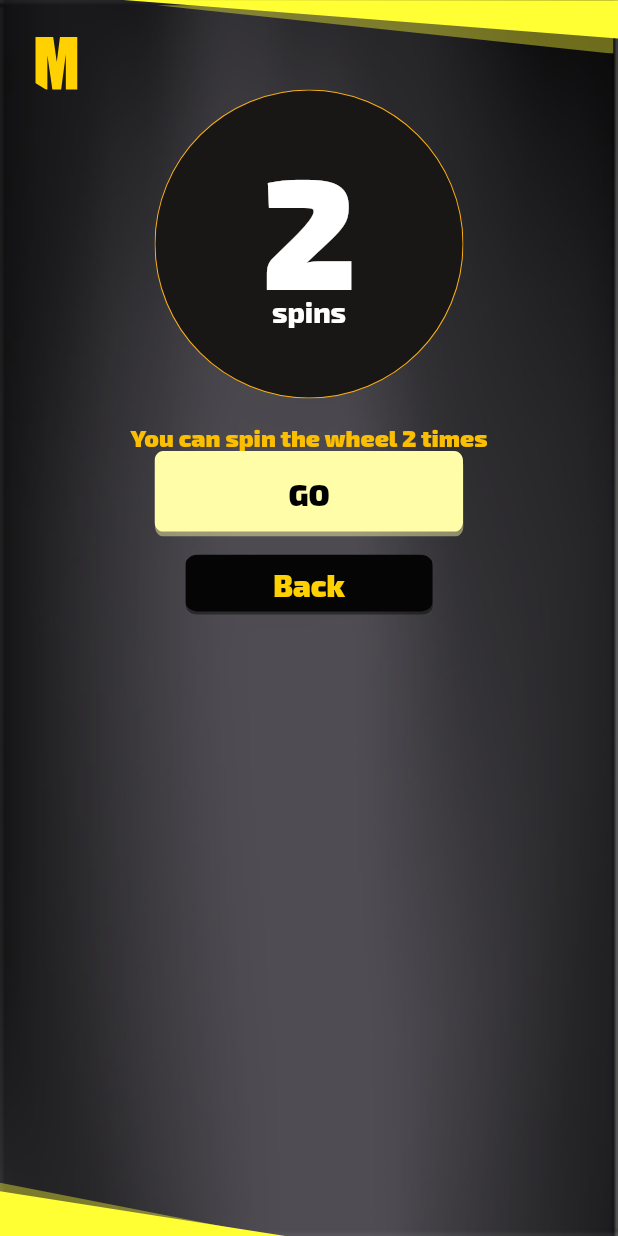
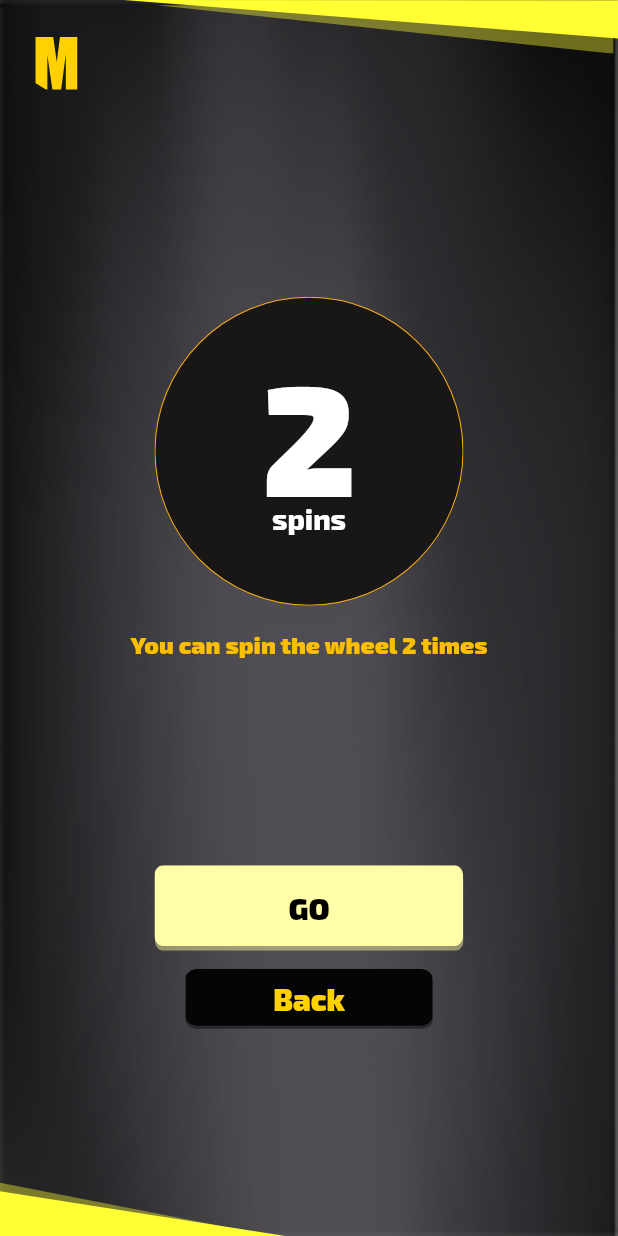
Before and after one commit to jalal-hassane/kiosk_app, a Flutter app: the PageSpinCount screen opened directly, on a phone screen of 412 x 824 dp. Run offline on Flutter 3.47's test engine with Material 2 defaults, Android fonts, the phone set to English and light mode, and no system bars; drawn by our look-alikes of auto_size_text; our stand-ins replace device_preview, flutter_svg, shimmer, sprintf.

Commit message:
fixed PageSpinCount design

```diff
--- a/lib/PageSpinCount.dart
+++ b/lib/PageSpinCount.dart
@@ -65,17 +65,22 @@ class _SpinCountPage extends State<PageSpinCount> {
               Center(
                 child: Container(
                   margin: EdgeInsets.only(top: screenHeight * 0.03),
+                  width: screenWidth * 0.92,
                   child: Column(
+                    mainAxisSize: MainAxisSize.max,
                     children: [
                       Container(
-                        color: Colors.transparent,
                         height: 35,
-                        width: screenWidth * 0.92,
                         child: TopLayout(
                           helpIsVisible: false,
                           questionMarkIsVisible: false,
                         ),
                       ),
+                      Flexible(
+                        flex: 1,
+                        child: Column(
+                          mainAxisAlignment: MainAxisAlignment.spaceEvenly,
+                          children: [
                             Column(
                               children: [
                                 Container(
@@ -95,7 +100,8 @@ class _SpinCountPage extends State<PageSpinCount> {
                                             alignment: Alignment.bottomCenter,
                                             children: [
                                               Container(
-                                          margin: EdgeInsets.only(bottom: 8),
+                                                margin:
+                                                    EdgeInsets.only(bottom: 8),
                                                 child: AutoSizeText(
                                                   "2",
                                                   minFontSize: 30,
@@ -116,7 +122,8 @@ class _SpinCountPage extends State<PageSpinCount> {
                                                 minFontSize: 12,
                                                 style: TextStyle(
                                                   color: Colors.white,
-                                            fontFamily: Fonts.exo2ExtraBold,
+                                                  fontFamily:
+                                                      Fonts.exo2ExtraBold,
                                                   fontSize: 19,
                                                 ),
                                               ),
@@ -141,6 +148,8 @@ class _SpinCountPage extends State<PageSpinCount> {
                                       ),
                                     ),
                                   ),
+                                ),
+                              ],
                             ),
                             Column(
                               children: [
@@ -185,6 +194,7 @@ class _SpinCountPage extends State<PageSpinCount> {
                             ),
                           ],
                         ),
+                      ),
                     ],
                   ),
                 ),
```
Lines whose indentation alone changed are shown as unchanged.
